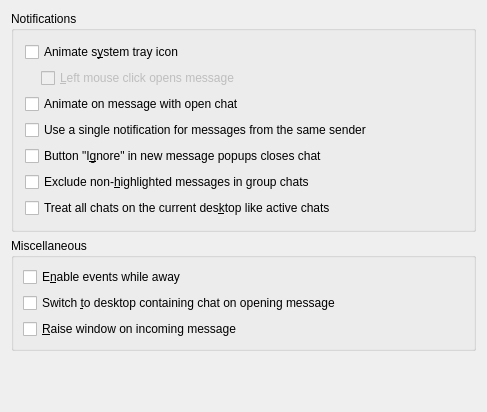
This is kopete/config/behavior/behaviorconfig_events.ui in KDE/kopete as Qt 5 draws it before an edit. The edited form follows.
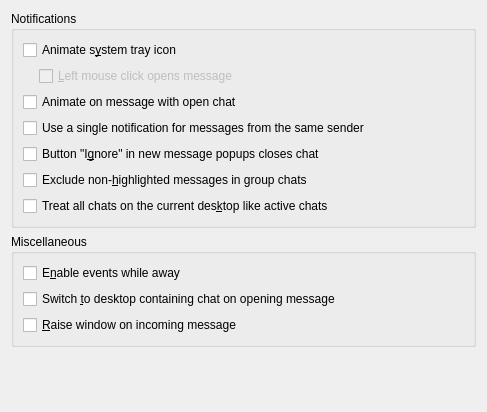
This is the edited form.

Patch:
```diff
--- a/kopete/config/behavior/behaviorconfig_events.ui
+++ b/kopete/config/behavior/behaviorconfig_events.ui
@@ -212,8 +212,6 @@
    </item>
   </layout>
  </widget>
- <layoutdefault spacing="6" margin="11" />
- <pixmapfunction>qPixmapFromMimeSource</pixmapfunction>
  <tabstops>
   <tabstop>kcfg_trayflashNotify</tabstop>
   <tabstop>kcfg_trayflashNotifyLeftClickOpensMessage</tabstop>
```
